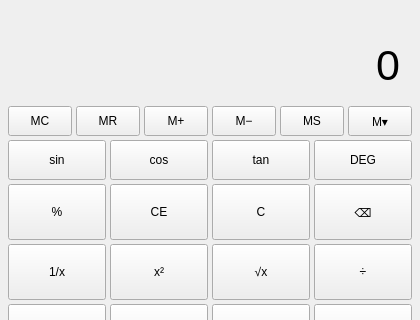
First picture: the form in calculate.ui, repository moment257/qt-, before the edit; both pictures show x 0 to 420 and y 156 to 476 of the 420 by 704 pixel window.
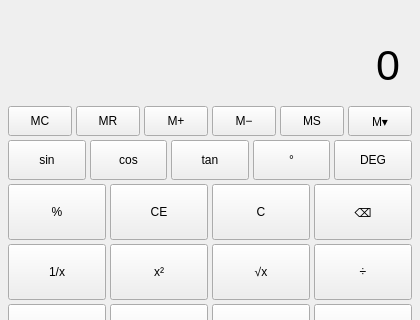
Second picture: the form after the edit.

Diff of the .ui file:
```diff
--- a/calculate.ui
+++ b/calculate.ui
@@ -279,7 +279,7 @@
       <widget class="QPushButton" name="btnSin">
        <property name="minimumSize">
         <size>
-         <width>84</width>
+         <width>60</width>
          <height>40</height>
         </size>
        </property>
@@ -301,7 +301,7 @@
       <widget class="QPushButton" name="btnCos">
        <property name="minimumSize">
         <size>
-         <width>84</width>
+         <width>60</width>
          <height>40</height>
         </size>
        </property>
@@ -323,7 +323,7 @@
       <widget class="QPushButton" name="btnTan">
        <property name="minimumSize">
         <size>
-         <width>84</width>
+         <width>60</width>
          <height>40</height>
         </size>
        </property>
@@ -341,11 +341,33 @@
        </property>
       </widget>
      </item>
+     <item>
+      <widget class="QPushButton" name="btnDegree">
+       <property name="minimumSize">
+        <size>
+         <width>60</width>
+         <height>40</height>
+        </size>
+       </property>
+       <property name="sizePolicy">
+        <sizepolicy hsizetype="Expanding" vsizetype="Fixed">
+         <horstretch>0</horstretch>
+         <verstretch>0</verstretch>
+        </sizepolicy>
+       </property>
+       <property name="toolTip">
+        <string>把当前数字标记为角度（快捷键 '），随后按 sin/cos/tan 按角度制计算</string>
+       </property>
+       <property name="text">
+        <string>°</string>
+       </property>
+      </widget>
+     </item>
      <item>
       <widget class="QPushButton" name="btnAngleMode">
        <property name="minimumSize">
         <size>
-         <width>84</width>
+         <width>60</width>
          <height>40</height>
         </size>
        </property>
```
